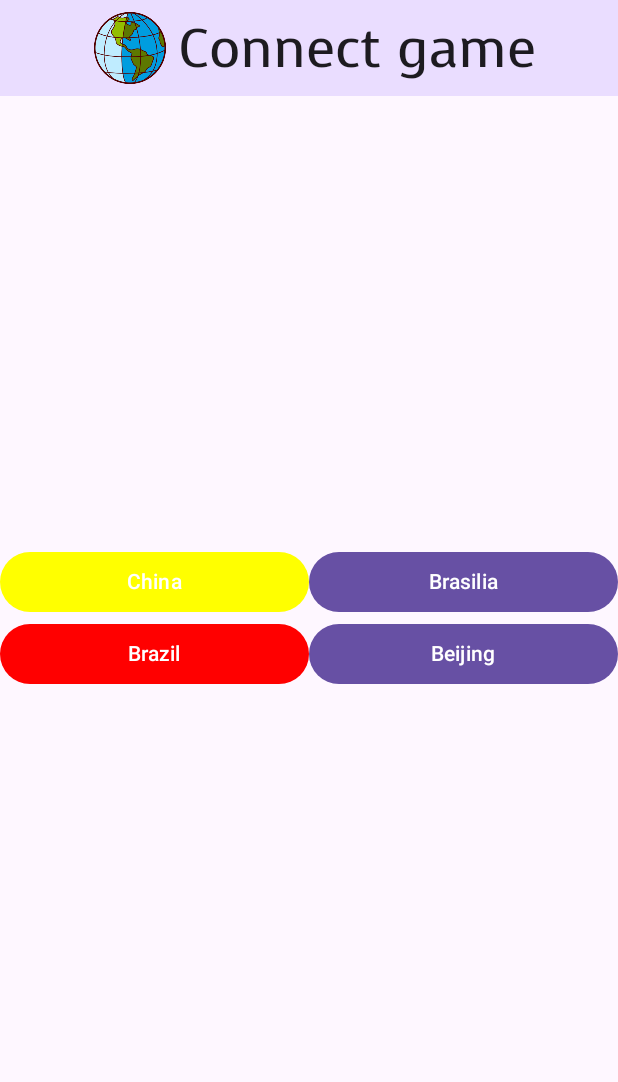
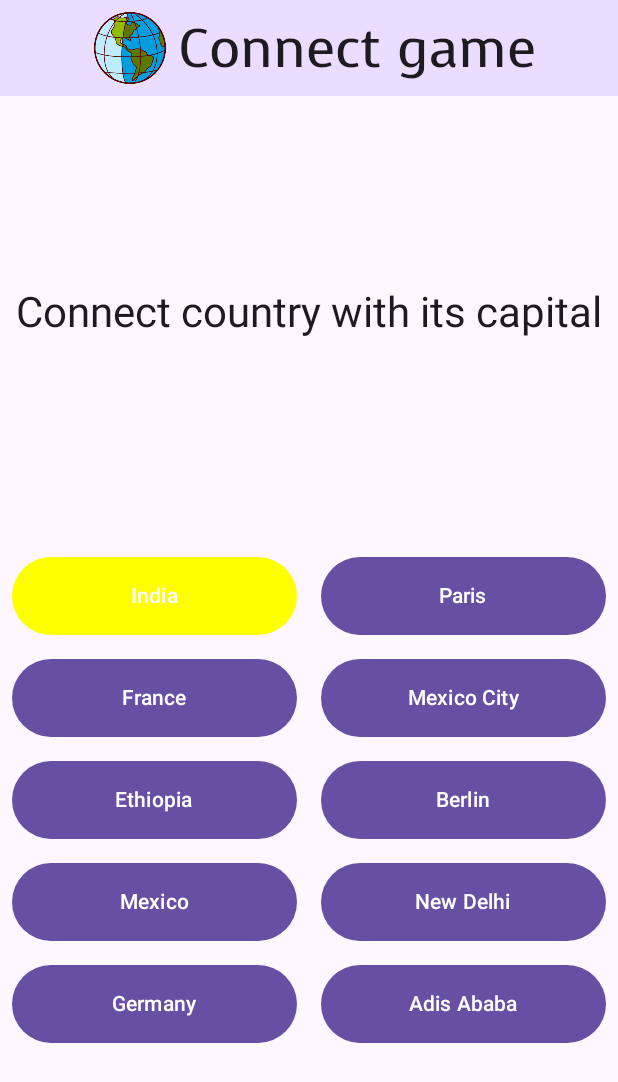
Before and after one commit to NikolicaBezPrikolice/GeoQuiz, an Android app built with Jetpack Compose: the Connect screen opened through its navigation route, on a phone screen of 412 x 824 dp. Shown: the top 1082 px of the screen. Run offline under Robolectric (Android 15) with nearby library versions, the light colour scheme and no system bars.

Commit message:
add more functionality for connect game

```diff
--- a/app/src/main/java/com/example/geoquiz/data/DataSource.kt
+++ b/app/src/main/java/com/example/geoquiz/data/DataSource.kt
@@ -3,8 +3,9 @@ package com.example.geoquiz.data
 import com.example.geoquiz.R
 import com.example.geoquiz.model.Country
 
-const val MAX_NO_OF_COUNTRIES = 2
+const val MAX_NO_OF_COUNTRIES = 5
 const val SCORE_INCREASE = 10
+const val SCORE_DECREASE = 2
 object DataSource {
     val countryList= listOf(
         Country(R.drawable.flag_of_armenia, "Armenia", "Yerevan", 5000000),
--- a/app/src/main/java/com/example/geoquiz/ui/ConnectGame.kt
+++ b/app/src/main/java/com/example/geoquiz/ui/ConnectGame.kt
@@ -1,11 +1,16 @@
 package com.example.geoquiz.ui
 
 import android.annotation.SuppressLint
+import androidx.compose.foundation.horizontalScroll
 import androidx.compose.foundation.layout.Arrangement
 import androidx.compose.foundation.layout.Column
 import androidx.compose.foundation.layout.Row
 import androidx.compose.foundation.layout.fillMaxSize
 import androidx.compose.foundation.layout.fillMaxWidth
+import androidx.compose.foundation.layout.padding
+import androidx.compose.foundation.layout.statusBarsPadding
+import androidx.compose.foundation.rememberScrollState
+import androidx.compose.foundation.verticalScroll
 import androidx.compose.material3.AlertDialog
 import androidx.compose.material3.Button
 import androidx.compose.material3.ButtonDefaults
@@ -19,8 +24,13 @@ import androidx.compose.runtime.rememberCoroutineScope
 import androidx.compose.ui.Alignment
 import androidx.compose.ui.Modifier
 import androidx.compose.ui.graphics.Color
+import androidx.compose.ui.res.dimensionResource
+import androidx.compose.ui.res.stringResource
+import androidx.compose.ui.text.style.TextAlign
+import androidx.compose.ui.unit.dp
 import androidx.lifecycle.viewmodel.compose.viewModel
 import kotlinx.coroutines.launch
+import com.example.geoquiz.R
 
 @SuppressLint("CoroutineCreationDuringComposition")
 @Composable
@@ -35,27 +45,47 @@ fun ConnectGame(
 
     val connectGameUiState by viewModel.uiState.collectAsState()
     val coroutineScope= rememberCoroutineScope()
-    Row(modifier = Modifier.fillMaxSize(), horizontalArrangement = Arrangement.Center) {
+    Column(
+        verticalArrangement = Arrangement.SpaceEvenly,
+        horizontalAlignment = Alignment.CenterHorizontally,
+        modifier = Modifier.fillMaxSize()) {
+        Text(
+            text = stringResource(id = R.string.connect_capital),
+            modifier = Modifier.padding(
+                top=70.dp,
+                start = dimensionResource(id = R.dimen.padding_small),
+                end=dimensionResource(id = R.dimen.padding_small),
+                bottom = dimensionResource(id = R.dimen.padding_medium)),
+            style = MaterialTheme.typography.headlineMedium,
+            textAlign = TextAlign.Center
+        )
+        Row( horizontalArrangement = Arrangement.Center,
+            modifier = Modifier.verticalScroll(rememberScrollState())
+            ) {
             Column(
                 modifier = Modifier
                     .weight(1f)
                     .align(Alignment.CenterVertically)
             ) {
+                for (i in viewModel.countries.indices) {
                     Button(
                         onClick = { },
-                colors = ButtonDefaults.buttonColors(if (viewModel.clickedButtonIndex[0] == true) Color.Green else if (connectGameUiState.countryCount == 0) Color.Yellow else if (viewModel.clickedButtonIndex[0] == false) Color.Red else MaterialTheme.colorScheme.primary),
-                //enabled = false,
-                modifier = Modifier.fillMaxWidth()
+                        colors = ButtonDefaults.buttonColors(
+                            when {
+                                viewModel.clickedButtonIndex[i] == true -> Color.Green
+                                connectGameUiState.countryCount == i -> Color.Yellow
+
+                                viewModel.clickedButtonIndex[i] == false && i > connectGameUiState.countryCount -> MaterialTheme.colorScheme.primary
+                                else -> Color.Red
+                            }
+                        ),
+                        modifier = Modifier
+                            .fillMaxWidth()
+                            .padding(dimensionResource(id = R.dimen.padding_small))
                     ) {
-                Text(text = viewModel.countries[0])
+                        Text(text = viewModel.countries[i], modifier=Modifier.padding(
+                            dimensionResource(id = R.dimen.padding_small)))
                     }
-            Button(
-                onClick = { },
-                colors = ButtonDefaults.buttonColors(if (viewModel.clickedButtonIndex[1] == true) Color.Green else if (connectGameUiState.countryCount == 1) Color.Yellow else if (viewModel.clickedButtonIndex[1] == false) Color.Red else MaterialTheme.colorScheme.primary),
-                // enabled=false,
-                modifier = Modifier.fillMaxWidth()
-            ) {
-                Text(text = viewModel.countries[1])
                 }
             }
             Column(
@@ -63,29 +93,26 @@ fun ConnectGame(
                     .weight(1f)
                     .align(Alignment.CenterVertically)
             ) {
+                for (i in viewModel.capitals.indices) {
                     Button(
                         onClick = {
-                    if (viewModel.clickedButtonIndex[2] != true) viewModel.checkCapitalClicked(
-                        viewModel.capitals[0],
-                        2
-                    )
+                            if (viewModel.clickedButtonIndex[i + 5] != true) {
+                                viewModel.checkCapitalClicked(viewModel.capitals[i], i + 5)
+                            }
                         },
-                colors = ButtonDefaults.buttonColors(if (viewModel.clickedButtonIndex[2] == true) Color.Green else MaterialTheme.colorScheme.primary),
-                modifier = Modifier.fillMaxWidth()
+                        colors = ButtonDefaults.buttonColors(
+                            if (viewModel.clickedButtonIndex[i + 5] == true) Color.Green
+                            else MaterialTheme.colorScheme.primary
+                        ),
+                        modifier = Modifier
+                            .fillMaxWidth()
+                            .padding(dimensionResource(id = R.dimen.padding_small))
                     ) {
-                Text(text = viewModel.capitals[0])
+                        Text(text = viewModel.capitals[i], modifier=Modifier.padding(
+                                dimensionResource(id = R.dimen.padding_small)))
                     }
-            Button(
-                onClick = {
-                    if (viewModel.clickedButtonIndex[3] != true) viewModel.checkCapitalClicked(
-                        viewModel.capitals[1],
-                        3
-                    )
-                },
-                colors = ButtonDefaults.buttonColors(if (viewModel.clickedButtonIndex[3] == true) Color.Green else MaterialTheme.colorScheme.primary),
-                modifier = Modifier.fillMaxWidth()
-            ) {
-                Text(text = viewModel.capitals[1])
+                }
+
             }
         }
     }
@@ -112,18 +139,15 @@ private fun FinalScoreDialog(
 ) {
     AlertDialog(
         onDismissRequest = {
-            // Dismiss the dialog when the user clicks outside the dialog or on the back
-            // button. If you want to disable that functionality, simply use an empty
-            // onCloseRequest.
         },
-        title = { Text(text = nickname) },
-        text = { Text(text = score.toString()) },
+        title = { Text(text = stringResource(id = R.string.nickname)+":  "+nickname) },
+        text = { Text(text = stringResource(id = R.string.final_score)+":  "+score.toString()) },
         modifier = modifier,
         confirmButton = {
             TextButton(onClick = {
                     onConfirmButtonClicked(score)
             }){
-                Text(text = "next game")
+                Text(text = stringResource(id = R.string.end_game))
             }
         }
     )
--- a/app/src/main/java/com/example/geoquiz/ui/GeoQuizViewModel.kt
+++ b/app/src/main/java/com/example/geoquiz/ui/GeoQuizViewModel.kt
@@ -7,6 +7,7 @@ import androidx.compose.runtime.setValue
 import androidx.lifecycle.ViewModel
 import com.example.geoquiz.data.DataSource.countryList
 import com.example.geoquiz.data.MAX_NO_OF_COUNTRIES
+import com.example.geoquiz.data.SCORE_DECREASE
 import com.example.geoquiz.data.SCORE_INCREASE
 import com.example.geoquiz.model.Country
 import kotlinx.coroutines.flow.MutableStateFlow
@@ -32,7 +33,6 @@ class GeoQuizViewModel : ViewModel() {
     private val _clickedFlagId = mutableStateOf<Int?>(null)
     val clickedFlagId: State<Int?> = _clickedFlagId
 
-    // Add a function to update clickedFlagId
     fun updateClickedFlagId(flagId: Int?) {
         _clickedFlagId.value = flagId
     }
@@ -49,7 +49,7 @@ class GeoQuizViewModel : ViewModel() {
     fun resetGame() {
         usedFlagsCountries.clear()
         usedCapitalsCountries.clear()
-        val newCountry = pickRandomCountry(usedFlagsCountries)
+        val newCountry = pickRandomCountry(usedFlagsCountries,0)
         _uiState.value = GeoQuizUiState(
             currentCountry = newCountry.name,
             currentCountryIndex = countryList.indexOfFirst { it == newCountry },
@@ -59,7 +59,7 @@ class GeoQuizViewModel : ViewModel() {
     }
 
     fun updateGameState(updatedScore: Int) {
-        if (usedFlagsCountries.size == 5) {
+        if (usedFlagsCountries.size == MAX_NO_OF_COUNTRIES) {
             _uiState.update { currentState ->
                 currentState.copy(
                     isGameOver = true,
@@ -67,7 +67,7 @@ class GeoQuizViewModel : ViewModel() {
                 )
             }
         } else {
-            val newCountry = pickRandomCountry(usedFlagsCountries)
+            val newCountry = pickRandomCountry(usedFlagsCountries,0)
             _uiState.update { currentState ->
                 currentState.copy(
                     currentCountry = newCountry.name,
@@ -85,19 +85,30 @@ class GeoQuizViewModel : ViewModel() {
             val updatedScore = _uiState.value.score.plus(SCORE_INCREASE)
             updateGameState(updatedScore)
         } else {
-            val updatedScore = _uiState.value.score.minus(2)
+            val updatedScore = _uiState.value.score.minus(SCORE_DECREASE)
             updateGameState(updatedScore)
         }
         flags = getRandomFlags()
     }
 
-    private fun pickRandomCountry(usedCountries: MutableSet<Country>): Country {
-        currentCountry = countryList.random()
-        return if (usedCountries.contains(currentCountry)) {
-            pickRandomCountry(usedCountries)
-        } else {
-            usedCountries.add(currentCountry)
-            return currentCountry
+    private fun pickRandomCountry(usedCountries: MutableSet<Country>,game: Int): Country {
+        if(game==0) {
+            currentCountry = countryList.random()
+            return if (usedCountries.contains(currentCountry)) {
+                pickRandomCountry(usedCountries,0)
+            } else {
+                usedCountries.add(currentCountry)
+                return currentCountry
+            }
+        }
+        else{
+            val country= countryList.random()
+            return if (usedCountries.contains(country)) {
+                pickRandomCountry(usedCountries,1)
+            } else {
+                usedCountries.add(country)
+                return country
+            }
         }
     }
 
@@ -119,8 +130,8 @@ class GeoQuizViewModel : ViewModel() {
     fun getRandomCountriesAndCapitals() {
         countries.clear()
         capitals.clear()
-        for (i in 0 until 2) {
-            val country = countryList.random()
+        for (i in 0 until MAX_NO_OF_COUNTRIES) {
+            val country = pickRandomCountry(usedCapitalsCountries,1)
             countries.add(country.name)
             capitals.add(country.capital)
         }
@@ -136,7 +147,7 @@ class GeoQuizViewModel : ViewModel() {
             clickedButtonIndex[uiState.value.countryCount] = true
             updateConnectGameState(updatedScore)
         } else {
-            val updatedScore = _uiState.value.score.plus(2)
+            val updatedScore = _uiState.value.score.minus(SCORE_DECREASE)
             updateConnectGameState(updatedScore)
         }
 
@@ -163,7 +174,7 @@ class GeoQuizViewModel : ViewModel() {
     }
 
     fun initializeMap() {
-        for (i in 0 until 4) {
+        for (i in 0 until 10) {
             clickedButtonIndex[i] = false
         }
     }
--- a/app/src/main/res/values/strings.xml
+++ b/app/src/main/res/values/strings.xml
@@ -11,4 +11,7 @@
     <string name="score">Score</string>
     <string name="guess_flag">Which one is the flag of</string>
     <string name="next_game">Next game</string>
+    <string name="connect_capital">Connect country with its capital</string>
+    <string name="final_score">Final score</string>
+    <string name="end_game">End game</string>
 </resources>
```
Also changed, not shown: app/src/main/java/com/example/geoquiz/ui/FlagGame.kt (+4 -4 lines). Lines whose indentation alone changed are shown as unchanged.
